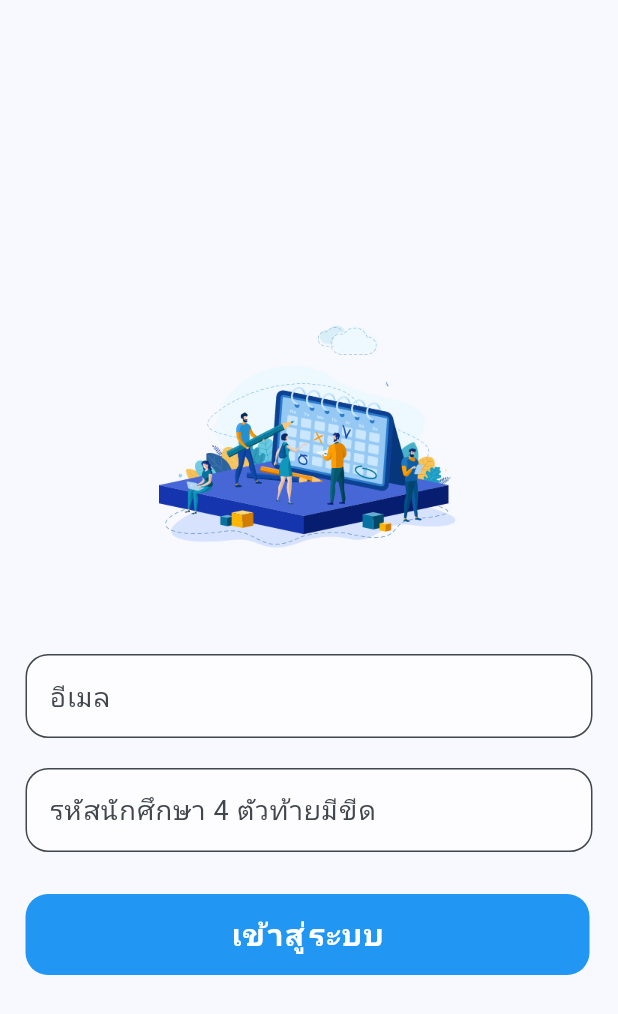
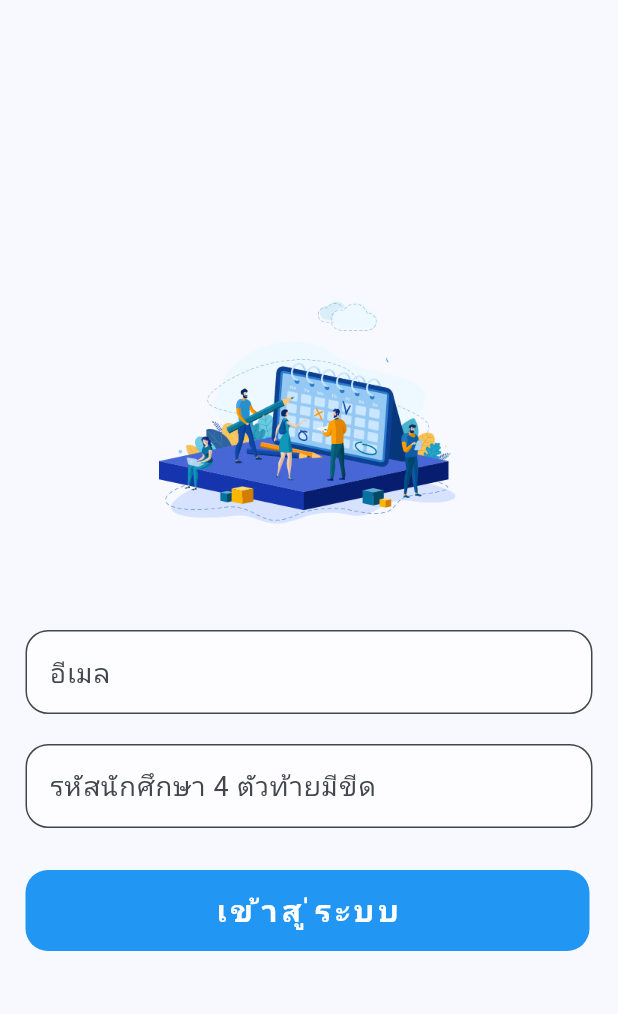
Before and after one commit to Kengelite/appcheck_new, a Flutter app: the screen it shows after launch, on a phone screen of 412 x 824 dp. Shown: the top 1014 px of the screen. Run offline on Flutter 3.47's test engine with Material 3 defaults, Android fonts, the phone set to English and light mode, and no system bars; our stand-ins replace device_info_plus, flutter_local_notifications, geolocator, loading_animation_widget, shared_preferences.

Commit message:
add branch

```diff
--- a/lib/main.dart
+++ b/lib/main.dart
@@ -217,12 +217,12 @@ class _MyHomePageState extends State<MyHomePage> {
       //   backgroundColor: Theme.of(context).colorScheme.inversePrimary,
       //   title: const Text("เข้าสู่ระบบ"),
       // ),
-      body: check_load_data
-          ? box_datablank()
-          : Form(
+      body: check_load_data ? box_datablank() : Form(
         key: _formKenty,
+        child: Padding(
+          padding: const EdgeInsets.fromLTRB(0,150,0,0),
           child: Column(
-                mainAxisAlignment: MainAxisAlignment.center,
+            mainAxisAlignment: MainAxisAlignment.start,
             children: [
               Container(
                 // width: 200,
@@ -267,8 +267,7 @@ class _MyHomePageState extends State<MyHomePage> {
                           value.indexOf('-') != 3) {
                         if (!value!.contains('-')) {
                           return "กรุณาเติม - ให้ครบถ้วน";
-                            } else if (value.length != 5 ||
-                                value.indexOf('-') != 3) {
+                        } else if (value.length != 5 || value.indexOf('-') != 3) {
                           return "กรุณากรอกรหัสนักศึกษา 4 ตัวท้ายให้ถูกต้อง";
                         } else {
                           return "กรุณากรอกข้อมูลให้ถูกต้อง";
@@ -306,7 +305,7 @@ class _MyHomePageState extends State<MyHomePage> {
                           child: Text("เข้าสู่ระบบ",
                               style: TextStyle(
                                   fontSize: 20,
-                                      letterSpacing: 1.0,
+                                  letterSpacing: 3.0,
                                   color: Colors.white,
                                   fontWeight: FontWeight.bold)),
                         ),
@@ -316,6 +315,7 @@ class _MyHomePageState extends State<MyHomePage> {
             ],
           ),
         ),
+      ),
     );
   }
 }
```
Lines whose indentation alone changed are shown as unchanged.
